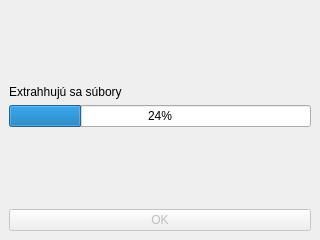
Old version of the form src/ui/updater_window.ui in the repository EduardFrlicka/Palenica-PyQt6.
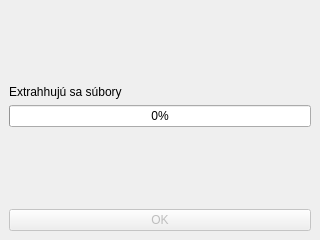
New version of the form.

```diff
--- a/src/ui/updater_window.ui
+++ b/src/ui/updater_window.ui
@@ -38,7 +38,7 @@
     <item>
      <widget class="QProgressBar" name="progressBar">
       <property name="value">
-       <number>24</number>
+       <number>0</number>
       </property>
      </widget>
     </item>
```
